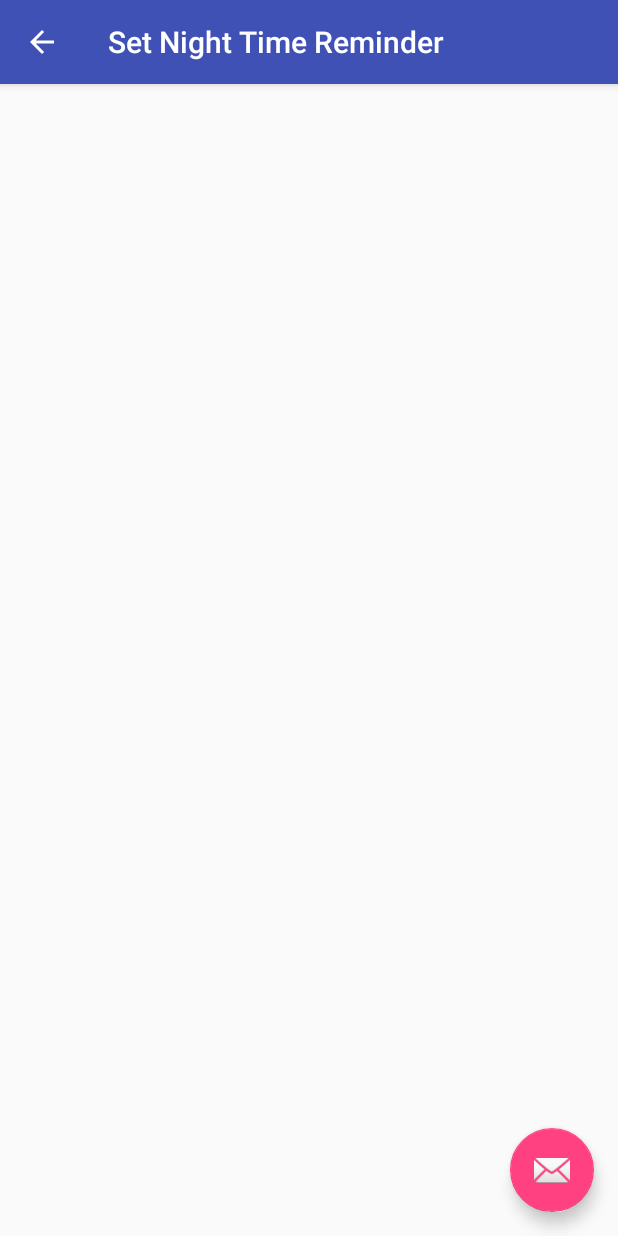
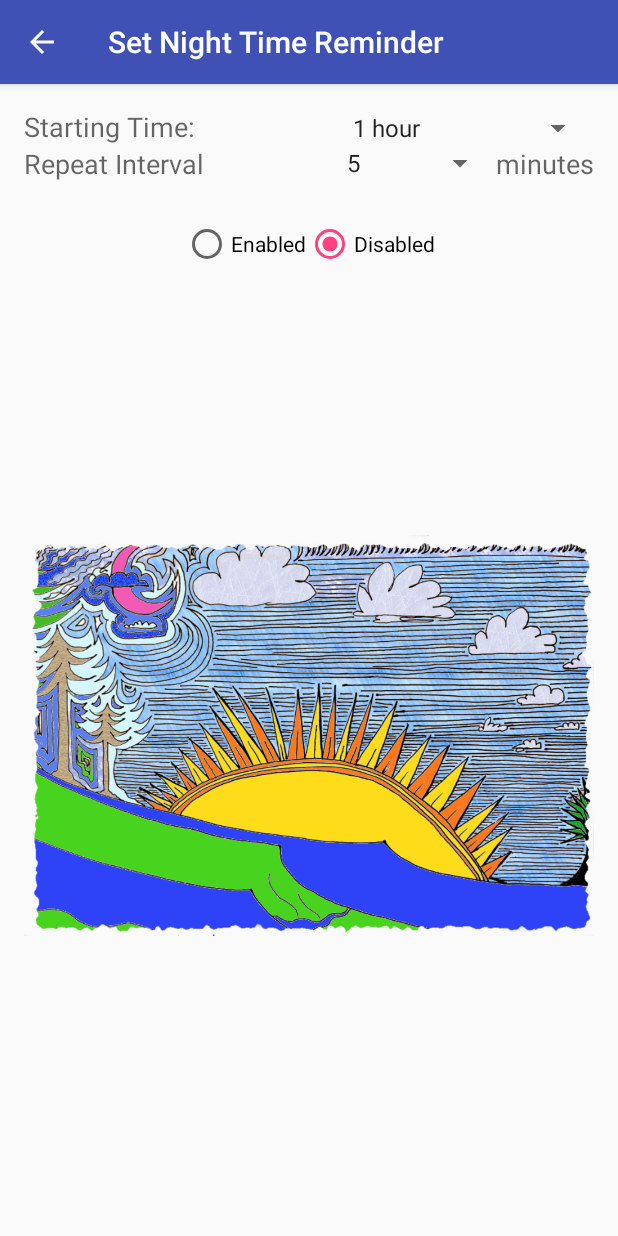
Before and after one commit to FolsomMike/DreamMaster, an Android app: the SetNightTimeReminder screen opened directly, with no data from a screen before it, on a phone screen of 412 x 824 dp. Run offline under Robolectric (Android 15) with nearby library versions, the phone set to English and light mode, and no system bars.

Commit message:
Removed the floating button and changed the "Change" button to a selection spinner as the night time is chosen as a time delay rather than a specific time.
Signed-off-by: Mike Schoonover <mike@skoonie.com>

```diff
--- a/app/src/main/java/com/mksystems/mks/dreammaster/SetNightTimeReminder.java
+++ b/app/src/main/java/com/mksystems/mks/dreammaster/SetNightTimeReminder.java
@@ -16,14 +16,6 @@ public class SetNightTimeReminder extends AppCompatActivity {
         Toolbar toolbar = (Toolbar) findViewById(R.id.toolbar);
         setSupportActionBar(toolbar);
 
-        FloatingActionButton fab = (FloatingActionButton) findViewById(R.id.fab);
-        fab.setOnClickListener(new View.OnClickListener() {
-            @Override
-            public void onClick(View view) {
-                Snackbar.make(view, "Replace with your own action", Snackbar.LENGTH_LONG)
-                        .setAction("Action", null).show();
-            }
-        });
         getSupportActionBar().setDisplayHomeAsUpEnabled(true);
     }
 
--- a/app/src/main/res/layout/activity_set_night_time_reminder.xml
+++ b/app/src/main/res/layout/activity_set_night_time_reminder.xml
@@ -23,12 +23,4 @@
 
     <include layout="@layout/content_set_night_time_reminder" />
 
-    <android.support.design.widget.FloatingActionButton
-        android:id="@+id/fab"
-        android:layout_width="wrap_content"
-        android:layout_height="wrap_content"
-        android:layout_gravity="bottom|end"
-        android:layout_margin="@dimen/fab_margin"
-        android:src="@android:drawable/ic_dialog_email" />
-
 </android.support.design.widget.CoordinatorLayout>
--- a/app/src/main/res/layout/content_set_night_time_reminder.xml
+++ b/app/src/main/res/layout/content_set_night_time_reminder.xml
@@ -1,7 +1,10 @@
 <?xml version="1.0" encoding="utf-8"?>
-<RelativeLayout xmlns:android="http://schemas.android.com/apk/res/android"
+
+<LinearLayout xmlns:android="http://schemas.android.com/apk/res/android"
+
 xmlns:app="http://schemas.android.com/apk/res-auto"
 xmlns:tools="http://schemas.android.com/tools"
+android:orientation="vertical"
 android:layout_width="match_parent"
 android:layout_height="match_parent"
 android:paddingBottom="@dimen/activity_vertical_margin"
@@ -12,4 +15,98 @@
 tools:context="com.mksystems.mks.dreammaster.SetNightTimeReminder"
 tools:showIn="@layout/activity_set_night_time_reminder">
 
-</RelativeLayout>
+<LinearLayout
+    android:orientation="horizontal"
+    android:layout_width="fill_parent"
+    android:layout_height="wrap_content">
+
+    <TextView
+        android:layout_width="wrap_content"
+        android:layout_height="wrap_content"
+        android:text="@string/starting_time"
+        android:id="@+id/starting_time"
+        android:textAppearance="?android:attr/textAppearanceMedium" />
+
+    <Space
+        android:layout_width="wrap_content"
+        android:layout_height="match_parent"
+        android:layout_weight="1" />
+
+    <Spinner
+        android:layout_width="wrap_content"
+        android:layout_height="wrap_content"
+        android:id="@+id/startTimeSpnr"
+        android:entries="@array/night_time_start_choices" />
+
+</LinearLayout>
+
+<LinearLayout
+    android:orientation="horizontal"
+    android:layout_width="fill_parent"
+    android:layout_height="wrap_content">
+
+    <TextView
+        android:layout_width="wrap_content"
+        android:layout_height="wrap_content"
+        android:textAppearance="?android:attr/textAppearanceMedium"
+        android:text="@string/repeat_interval"
+        android:id="@+id/textView3"
+        android:layout_gravity="center_vertical" />
+
+    <Space
+        android:layout_width="wrap_content"
+        android:layout_height="match_parent"
+        android:layout_weight="1" />
+
+    <Spinner
+        android:layout_width="107dp"
+        android:layout_height="wrap_content"
+        android:id="@+id/repeatIntervalSpnr"
+        android:entries="@array/repeat_interval_choices" />
+
+    <TextView
+        android:layout_width="wrap_content"
+        android:layout_height="wrap_content"
+        android:textAppearance="?android:attr/textAppearanceMedium"
+        android:text="@string/minutes"
+        android:id="@+id/textView"
+        android:layout_gravity="center_vertical" />
+</LinearLayout>
+
+<Space
+    android:layout_width="match_parent"
+    android:layout_height="wrap_content"
+    android:minHeight="25dp" />
+
+<RadioGroup
+    android:layout_width="wrap_content"
+    android:layout_height="wrap_content"
+    android:layout_gravity="center_horizontal"
+    android:orientation="horizontal">
+
+    <RadioButton
+        android:layout_width="wrap_content"
+        android:layout_height="wrap_content"
+        android:text="@string/enabled"
+        android:id="@+id/enabledRadioBtn"
+        android:checked="false"
+        android:onClick="handleEnabledDisabledRadioBtns" />
+
+    <RadioButton
+        android:layout_width="wrap_content"
+        android:layout_height="wrap_content"
+        android:text="@string/disabled"
+        android:id="@+id/disabledRadioBtn"
+        android:checked="true"
+        android:onClick="handleEnabledDisabledRadioBtns" />
+
+</RadioGroup>
+
+<ImageView
+    android:layout_width="wrap_content"
+    android:layout_height="wrap_content"
+    android:id="@+id/imageView"
+    android:src="@drawable/sun_and_surf_885_x_623_distorted1" />
+
+
+</LinearLayout>
--- a/app/src/main/res/values/night_time_start_choices.xml
+++ b/app/src/main/res/values/night_time_start_choices.xml
@@ -6,12 +6,7 @@
         <item>1 hour 15 min</item>
         <item>1 hour 30 min</item>
         <item>1 hour 45 min</item>
-        <item>2 hour 45 min</item>
-        <item> ---</item>
-        <item>4 hours 15 min</item>
-        <item>4 hours 30 min</item>
-        <item>4 hours 45 min</item>
-        <item>4 hours 45 min</item>
+        <item>1 hour 45 min</item>
         <item> ---</item>
         <item>2 hours</item>
         <item>2 hours 15 min</item>
```
Lines whose indentation alone changed are shown as unchanged.
